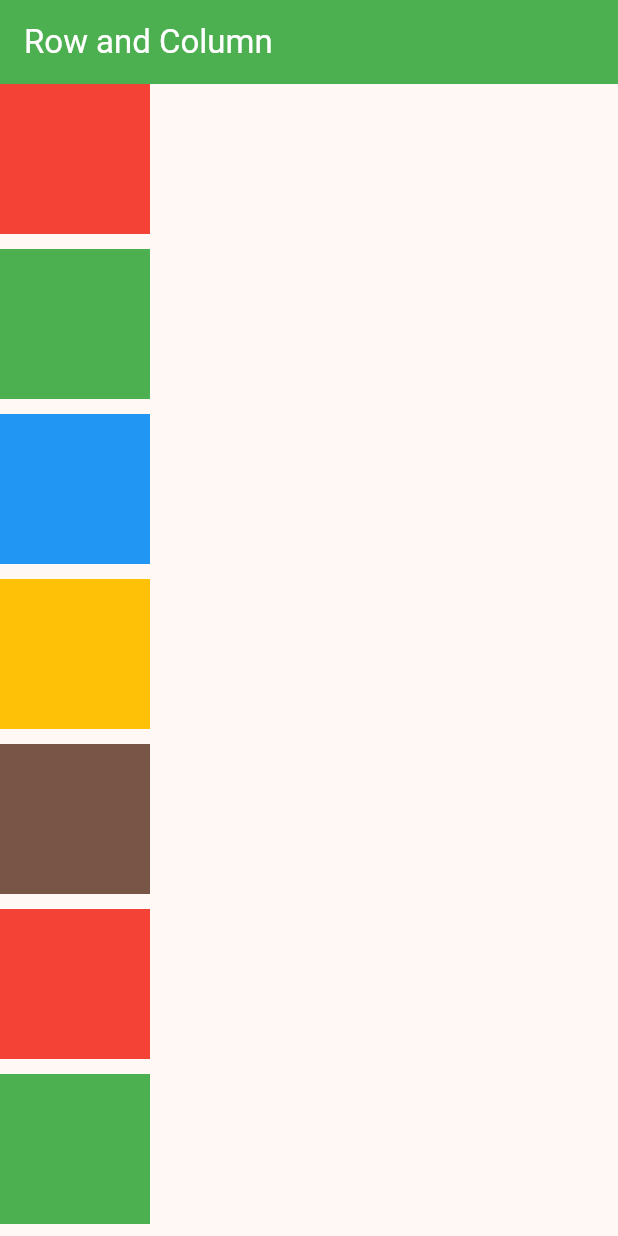
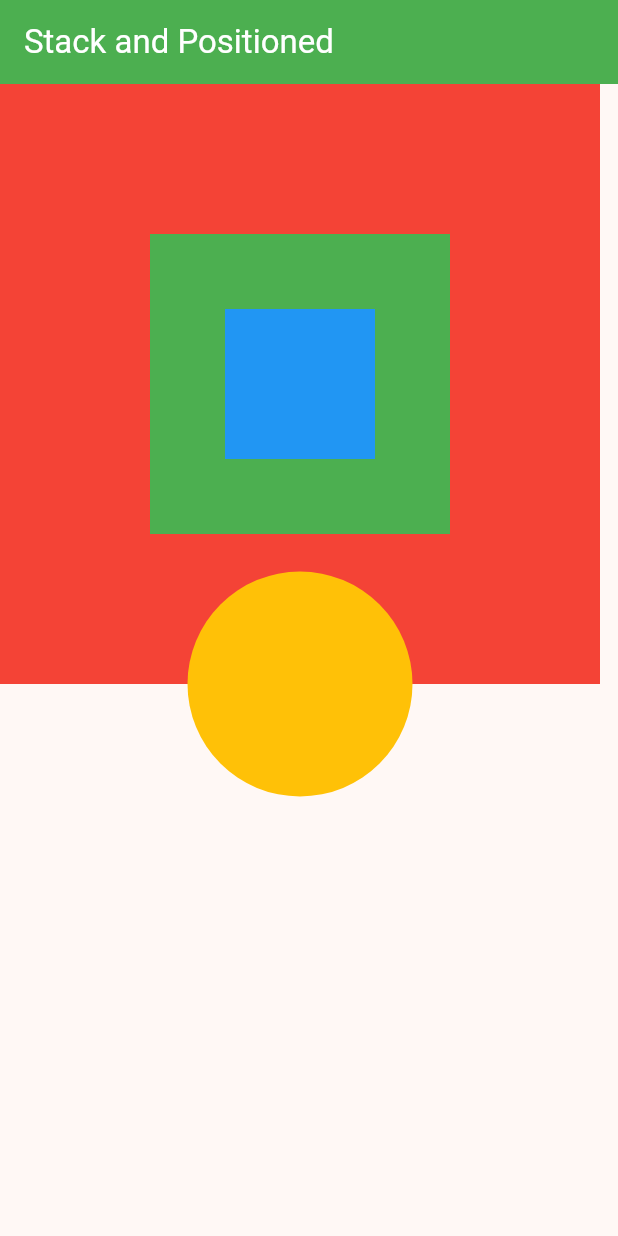
Before and after one commit to abidroid/akti_batch4_flutter, a Flutter app: the screen it shows after launch, on a phone screen of 412 x 824 dp. Run offline on Flutter 3.47's test engine with Material 3 defaults, Android fonts, the phone set to English and light mode, and no system bars.

Commit message:
stack and positioned

```diff
--- a/lib/main.dart
+++ b/lib/main.dart
@@ -1,5 +1,6 @@
 import 'package:akti_batch4_flutter/screens/first_screen.dart';
 import 'package:akti_batch4_flutter/screens/second_screen.dart';
+import 'package:akti_batch4_flutter/screens/stack_demo_screen.dart';
 import 'package:akti_batch4_flutter/screens/third_screen.dart';
 import 'package:flutter/material.dart';
 
@@ -20,7 +21,7 @@ class MyApp extends StatelessWidget {
         colorScheme: ColorScheme.fromSeed(seedColor: Colors.orange),
         useMaterial3: true,
       ),
-      home: const ThirdScreen(), // launcher screen
+      home: const StackDemoScreen(), // launcher screen
     );
   }
 }
--- /dev/null
+++ b/lib/screens/stack_demo_screen.dart
@@ -0,0 +1,42 @@
+import 'package:flutter/material.dart';
+
+class StackDemoScreen extends StatelessWidget {
+  const StackDemoScreen({super.key});
+
+  @override
+  Widget build(BuildContext context) {
+    return Scaffold(
+      appBar: AppBar(
+        backgroundColor: Colors.green,
+        foregroundColor: Colors.white,
+        title: const Text('Stack and Positioned'),
+      ),
+
+      // column orientation => vertical
+      // row orientation => horizontal
+
+      body: Stack(
+        alignment: Alignment.center,
+        clipBehavior: Clip.none,
+        children: [
+          Container(width: 400, height: 400, color: Colors.red,),
+          Container(width: 200, height: 200, color: Colors.green,),
+          Container(width: 100, height: 100, color: Colors.blue,),
+
+          Positioned(
+              left: 125,
+              bottom: -75,
+              child: Container(width: 150, height: 150,
+
+                decoration: BoxDecoration(
+                  color: Colors.amber,
+                  shape: BoxShape.circle
+                ) ,
+
+
+              )),
+        ],
+      ),
+    );
+  }
+}
```
